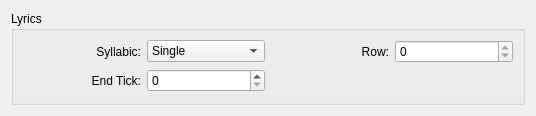
The window that mscore/mscore/lyrics.ui (musescore/musescore-old) describes before a commit, drawn with Qt 5.
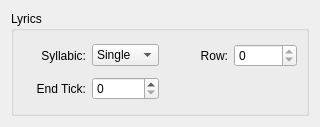
The same window after the commit.

```diff
--- a/mscore/mscore/lyrics.ui
+++ b/mscore/mscore/lyrics.ui
@@ -1,12 +1,12 @@
 <ui version="4.0" >
  <class>LyricsBase</class>
- <widget class="QWidget" name="LyricsBase" >
-  <property name="geometry" >
+ <widget class="QWidget" name="LyricsBase">
+  <property name="geometry">
    <rect>
     <x>0</x>
     <y>0</y>
-    <width>536</width>
-    <height>116</height>
+    <width>320</width>
+    <height>127</height>
    </rect>
   </property>
   <property name="windowTitle" >
```
Left out of the diff: 65 changed lines with no effect on the pictures.
